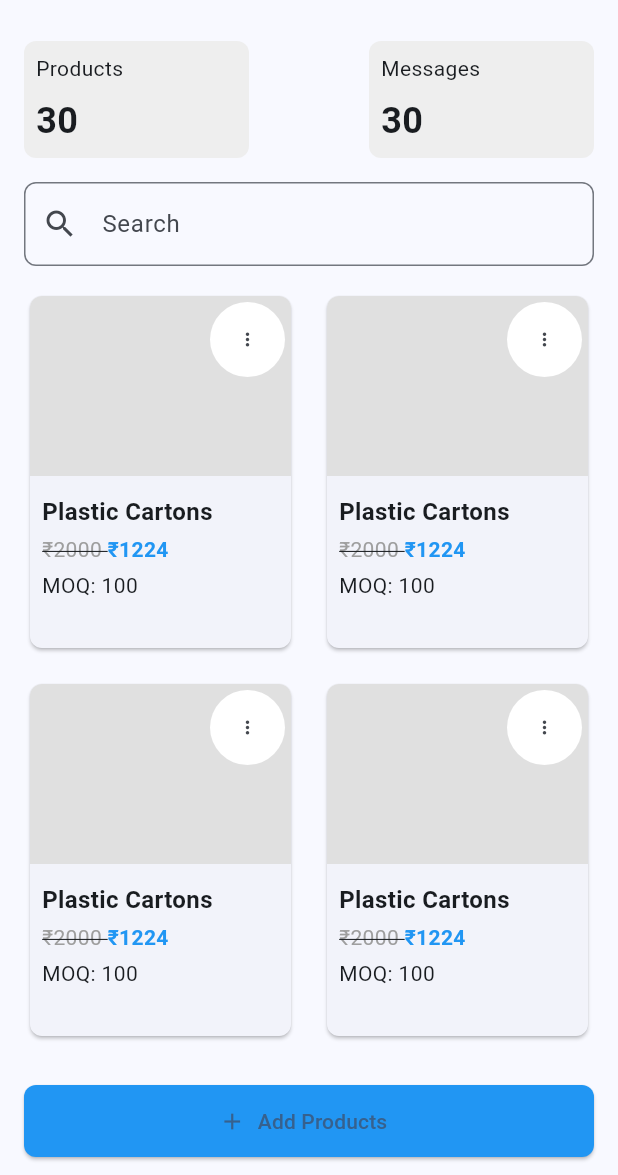
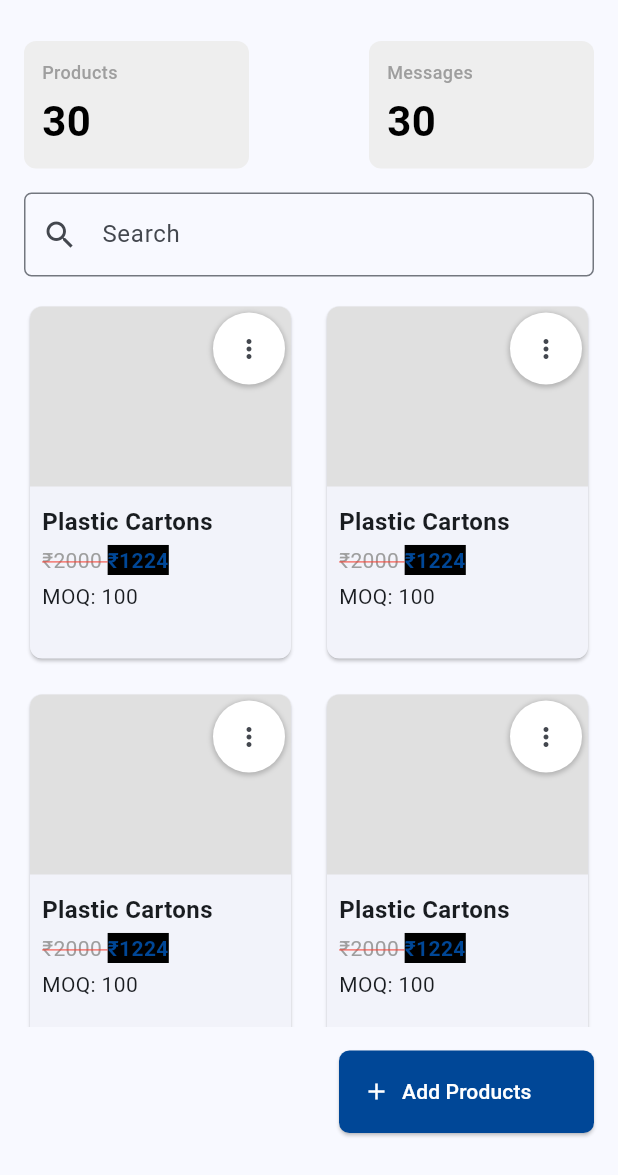
Before and after one commit to CntrlX/Kssia_flutter, a Flutter app: the MyProductPage screen opened directly, on a phone screen of 412 x 824 dp, the part 61-1236 px from its top. Run offline on Flutter 3.47's test engine with Material 3 defaults, Android fonts, the phone set to English and light mode, and no system bars; our stand-ins replace dotted_border, flutter_rating_bar, flutter_riverpod, flutter_svg, font_awesome_flutter, intl_phone_field and 2 more; missing offline and left inert: dart:ffi; network calls fail; project files that could hold a hidden picture were left out.

```diff
--- a/kssia/lib/src/interface/screens/menu/about.dart
+++ b/kssia/lib/src/interface/screens/menu/about.dart
@@ -20,7 +20,7 @@ class AboutPage extends StatelessWidget {
           children: [
             Center(
               child: Image.network(
-                'https://placehold.co/600x400/png', // Replace with your image URL
+                'https://placehold.co/600x400/png',
                 height: 200,
               ),
             ),
--- a/kssia/lib/src/interface/screens/menu/my_product.dart
+++ b/kssia/lib/src/interface/screens/menu/my_product.dart
@@ -48,7 +48,7 @@ class MyProductPage extends StatelessWidget {
                 prefixIcon: const Icon(Icons.search),
                 hintText: 'Search',
                 border: OutlineInputBorder(
-                  borderRadius: BorderRadius.circular(8),
+                  borderRadius: BorderRadius.circular(5),
                 ),
               ),
             ),
@@ -67,7 +67,12 @@ class MyProductPage extends StatelessWidget {
                 },
               ),
             ),
-            ElevatedButton.icon(
+            const SizedBox(height: 16),
+            Align(
+              alignment: Alignment.bottomRight,
+              child: SizedBox(
+                width: 170,
+                child: ElevatedButton.icon(
                   onPressed: () {
                     showModalBottomSheet(
                       context: context,
@@ -76,16 +81,29 @@ class MyProductPage extends StatelessWidget {
                       },
                     );
                   },
-              icon: const Icon(Icons.add),
-              label: const Text('Add Products'),
+                  icon: const Icon(Icons.add, color: Colors.white),
+                  label: Row(
+                    children: [
+                      const Text(
+                        'Add Products',
+                        style: TextStyle(
+                          color: Colors.white, // Change text color to white
+                        ),
+                      ),
+                      const SizedBox(width: 7),
+                    ],
+                  ),
                   style: ElevatedButton.styleFrom(
-                backgroundColor: Colors.blue, // Button color
-                minimumSize: const Size(double.infinity, 48), // Smaller height
+                    backgroundColor: const Color(0xFF004797), // Button color
+                    minimumSize: const Size(double.infinity, 55), // Smaller height
                     shape: RoundedRectangleBorder(
-                  borderRadius: BorderRadius.circular(8),
+                      borderRadius: BorderRadius.circular(7),
                     ),
                   ),
                 ),
+              ),
+            ),
+            const SizedBox(height: 16),
           ],
         ),
       ),
@@ -106,10 +124,10 @@ class _InfoCard extends StatelessWidget {
   @override
   Widget build(BuildContext context) {
     return Container(
-      padding: const EdgeInsets.all(8),
-      width: 150,
+      padding: const EdgeInsets.all(12), // Adjust the padding to give more space inside the card
+      width: 150, // Width can be adjusted based on your design needs
       decoration: BoxDecoration(
-        color: Colors.grey[200],
+        color: Colors.grey[200], // Light background color
         borderRadius: BorderRadius.circular(8),
       ),
       child: Column(
@@ -118,15 +136,18 @@ class _InfoCard extends StatelessWidget {
           Text(
             title,
             style: const TextStyle(
-              fontSize: 14,
+              fontSize: 12, // Smaller font size for the title
+              fontWeight: FontWeight.w500, // Medium font weight
+              color: Colors.grey, // Lighter color for the title text
             ),
           ),
-          const SizedBox(height: 8),
+          const SizedBox(height: 4), // Smaller spacing between title and count
           Text(
             count,
             style: const TextStyle(
-              fontSize: 24,
-              fontWeight: FontWeight.bold,
+              fontSize: 28, // Larger font size for the count
+              fontWeight: FontWeight.bold, // Bold font weight for emphasis
+              color: Colors.black, // Dark color for the count text
             ),
           ),
         ],
@@ -160,16 +181,16 @@ class _ProductCard extends StatelessWidget {
                 top: 4,
                 right: 4,
                 child: Container(
-                  padding: const EdgeInsets.all(1),
+                  padding: const EdgeInsets.all(0.005), // Smaller padding to fit the icon better
                   decoration: BoxDecoration(
-                    color: Colors.white,
+                    color: Color.fromARGB(255, 255, 255, 255),
                     shape: BoxShape.circle,
                     boxShadow: [
                       BoxShadow(
-                      color: Color.fromARGB(255, 0, 0, 0).withOpacity(0.00003),
-                      spreadRadius: 0.002,
-                      blurRadius: 0.002,
-                      offset: Offset(0, 3),
+                        color: const Color.fromARGB(0, 0, 0, 0).withOpacity(0.2),
+                        spreadRadius: 1,
+                        blurRadius: 2,
+                        offset: const Offset(0, 1),
                       ),
                     ],
                   ),
@@ -178,8 +199,7 @@ class _ProductCard extends StatelessWidget {
                     onPressed: () {
                       // More options action
                     },
-                    iconSize: 14,
-                    padding: EdgeInsets.zero, // Remove default padding
+                    iconSize: 20,  // Adjusted icon size to match the design
                     constraints: const BoxConstraints(),
                   ),
                 ),
@@ -209,14 +229,17 @@ class _ProductCard extends StatelessWidget {
                           fontSize: 14,
                           color: Colors.grey,
                           decoration: TextDecoration.lineThrough,
+                          decorationColor: Colors.red, // Red color for strike-through
+                          decorationStyle: TextDecorationStyle.solid,
                         ),
                       ),
                       TextSpan(
                         text: '₹1224',
                         style: TextStyle(
                           fontSize: 14,
-                          color: Colors.blue,
+                          color: Color(0xFF004797),
                           fontWeight: FontWeight.bold,
+                          backgroundColor: Colors.black, // Black background for the price
                         ),
                       ),
                     ],
@@ -241,7 +264,9 @@ class _ProductDetailSheet extends StatelessWidget {
 
   @override
   Widget build(BuildContext context) {
-    return Padding(
+    return Stack(
+      children: [
+        Padding(
           padding: const EdgeInsets.all(16.0),
           child: Column(
             mainAxisSize: MainAxisSize.min,
@@ -266,14 +291,17 @@ class _ProductDetailSheet extends StatelessWidget {
                         fontSize: 14,
                         color: Colors.grey,
                         decoration: TextDecoration.lineThrough,
+                        decorationColor: Colors.red, // Red color for strike-through
+                        decorationStyle: TextDecorationStyle.solid,
                       ),
                     ),
                     TextSpan(
                       text: ' INR 1499.00 / piece',
                       style: const TextStyle(
                         fontSize: 16,
-                    color: Colors.black,
+                        color: Colors.white,
                         fontWeight: FontWeight.bold,
+                        backgroundColor: Colors.black, // Black background for the price
                       ),
                     ),
                   ],
@@ -306,21 +334,36 @@ class _ProductDetailSheet extends StatelessWidget {
                     '24 Reviews',
                     style: TextStyle(fontSize: 14),
                   ),
+                  Icon(Icons.star, color: Colors.yellow, size: 16), // Yellow star for rating
+                  Icon(Icons.star, color: Colors.yellow, size: 16),
+                  Icon(Icons.star, color: Colors.yellow, size: 16),
+                  Icon(Icons.star, color: Colors.yellow, size: 16),
+                  Icon(Icons.star_half, color: Colors.yellow, size: 16),
                 ],
               ),
               const SizedBox(height: 16),
-          Row(
-            children: const [
-              Icon(Icons.message, color: Colors.blue, size: 20),
-              SizedBox(width: 4),
-              Text(
+              const Text(
                 '3 messages',
-                style: TextStyle(fontSize: 14, color: Colors.blue),
+                style: TextStyle(
+                  fontSize: 14,
+                  color: Color(0xFF004797),
+                  decoration: TextDecoration.underline, // Underline for the text
+                ),
               ),
             ],
           ),
+        ),
+        Positioned(
+          top: 0,
+          right: 0,
+          child: IconButton(
+            icon: Icon(Icons.close),
+            onPressed: () {
+              Navigator.pop(context);
+            },
+          ),
+        ),
       ],
-      ),
     );
   }
 }
--- a/kssia/pubspec.yaml
+++ b/kssia/pubspec.yaml
@@ -16,11 +16,12 @@ dependencies:
   dotted_border: ^2.1.0
   flutter_riverpod: ^2.5.1
 
+
 dev_dependencies:
   flutter_test:
     sdk: flutter
   flutter_lints: ^3.0.0
-  font_awesome_flutter: ^10.5.0
+ font_awesome_flutter: ^10.1.0
 
 flutter:
   uses-material-design: true
```
Lines whose indentation alone changed are shown as unchanged.
